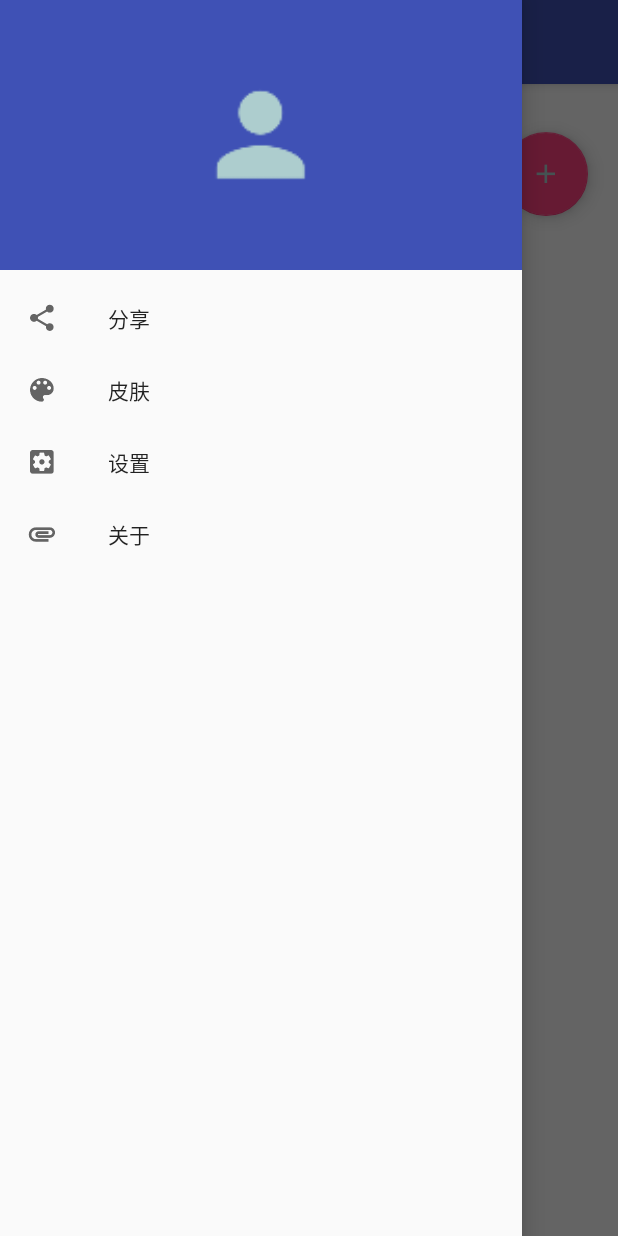
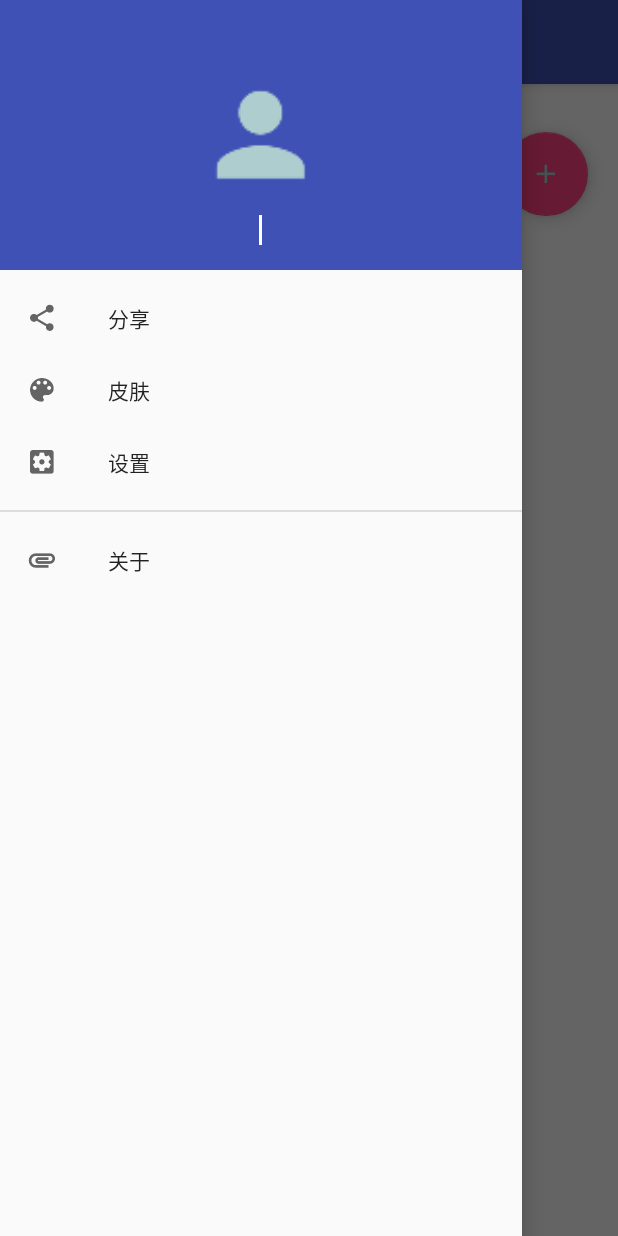
Before and after one commit to Suguohei/HistoryIsNow, an Android app: the screen it shows after launch (MainActivity), with the side drawer open, on a phone screen of 412 x 824 dp. Run offline under Robolectric (Android 15) with nearby library versions, the phone set to English and light mode, and no system bars; our stand-ins replace CircleImageView; libraries missing offline, so code that uses them is left out: com.prolificinteractive.materialcalendarview, jp.wasabeef.glide, org.litepal.crud, org.litepal.tablemanager; plain views replace MaterialCalendarView; pictures from the network do not load; 3 statements that could not run were skipped.

Commit message:
可以更换名字，邮箱，重新画了头部
Signed-off-by: suguoqing <suguoqing@szba-mobile.com>

```diff
--- a/app/src/main/java/com/example/suguoqing/historyisnow/HeadInfoActivity.java
+++ b/app/src/main/java/com/example/suguoqing/historyisnow/HeadInfoActivity.java
@@ -105,7 +105,7 @@ public class HeadInfoActivity extends AppCompatActivity implements View.OnClickL
 
         LinearLayoutManager manager = new LinearLayoutManager(this);
         recyclerView.setLayoutManager(manager);
-        Head_info_Adapter adapter = new Head_info_Adapter(list,this);
+        Head_info_Adapter adapter = new Head_info_Adapter(list,this,user);
         recyclerView.setAdapter(adapter);
         recyclerView.addItemDecoration(new DividerItemDecoration(this,DividerItemDecoration.VERTICAL));
 
--- a/app/src/main/java/com/example/suguoqing/historyisnow/MainActivity.java
+++ b/app/src/main/java/com/example/suguoqing/historyisnow/MainActivity.java
@@ -164,7 +164,8 @@ public class MainActivity extends AppCompatActivity implements View.OnClickListe
                 //判断有没有设置头像和邮箱等信息
                 if(user.getEmail() != null && user.getEmail() != ""){
                     email.setText(user.getEmail());
-                }else if(user.getImg() != null){
+                }
+                if(user.getImg() != null){
                     //处理头像
                     refreshHeadPhoto(name);
                 }
--- a/app/src/main/res/layout/nav_header.xml
+++ b/app/src/main/res/layout/nav_header.xml
@@ -18,21 +18,38 @@
         android:src="@mipmap/img_head"
         android:layout_centerInParent="true"
         />
+   <LinearLayout
+       android:layout_width="match_parent"
+       android:layout_height="40dp"
+       android:layout_below="@+id/icon_image"
+       android:orientation="horizontal">
+
        <TextView
-        android:layout_width="wrap_content"
+           android:layout_width="0dp"
+           android:layout_weight="1"
            android:layout_height="wrap_content"
            android:id="@+id/username"
            android:layout_alignParentBottom="true"
            android:textColor="#fff"
            android:textSize="14sp"
+           android:gravity="right"
+           android:layout_marginRight="10dp"
            />
        <TextView
-        android:layout_width="wrap_content"
+           android:layout_marginTop="3dp"
+           android:layout_width="2dp"
+           android:layout_height="20dp"
+           android:background="@color/white"/>
+       <TextView
+           android:layout_width="0dp"
+           android:layout_weight="1"
            android:layout_height="wrap_content"
            android:id="@+id/email"
            android:layout_above="@+id/username"
            android:textColor="#fff"
            android:textSize="14sp"
+           android:layout_marginLeft="10dp"
            />
+   </LinearLayout>
 
 </RelativeLayout>
--- a/app/src/main/res/menu/nav_menu.xml
+++ b/app/src/main/res/menu/nav_menu.xml
@@ -15,6 +15,8 @@
             android:icon="@mipmap/img_setting"
             android:title="设置"
             />
+    </group>
+    <group android:id="@+id/group_about">
         <item
             android:id="@+id/nav_about"
             android:icon="@mipmap/img_about"
--- a/app/src/main/res/values/colors.xml
+++ b/app/src/main/res/values/colors.xml
@@ -3,4 +3,5 @@
     <color name="colorPrimary">#3F51B5</color>
     <color name="colorPrimaryDark">#303F9F</color>
     <color name="colorAccent">#FF4081</color>
+    <color name="white">#fff</color>
 </resources>
```
Also changed, not shown: app/src/main/java/com/example/suguoqing/historyisnow/Head_info_Adapter.java (+66 -4 lines), app/src/main/img_emil-web.png (added), app/src/main/img_write-web.png (added), app/src/main/res/mipmap-hdpi/img_emil.png (added), app/src/main/res/mipmap-hdpi/img_write.png (added), app/src/main/res/mipmap-mdpi/img_emil.png (added), app/src/main/res/mipmap-mdpi/img_write.png (added), app/src/main/res/mipmap-xhdpi/img_emil.png (added), app/src/main/res/mipmap-xhdpi/img_write.png (added), app/src/main/res/mipmap-xxhdpi/img_emil.png (added), app/src/main/res/mipmap-xxhdpi/img_write.png (added), app/src/main/res/mipmap-xxxhdpi/img_emil.png (added), app/src/main/res/mipmap-xxxhdpi/img_write.png (added). Lines whose indentation alone changed are shown as unchanged.
